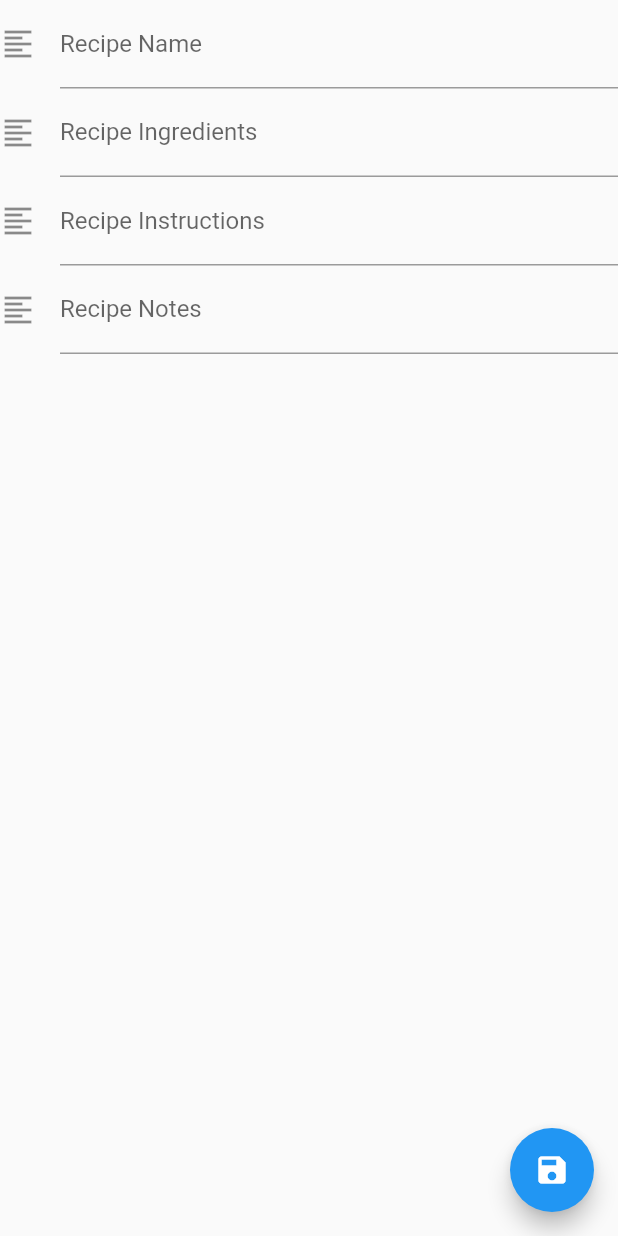
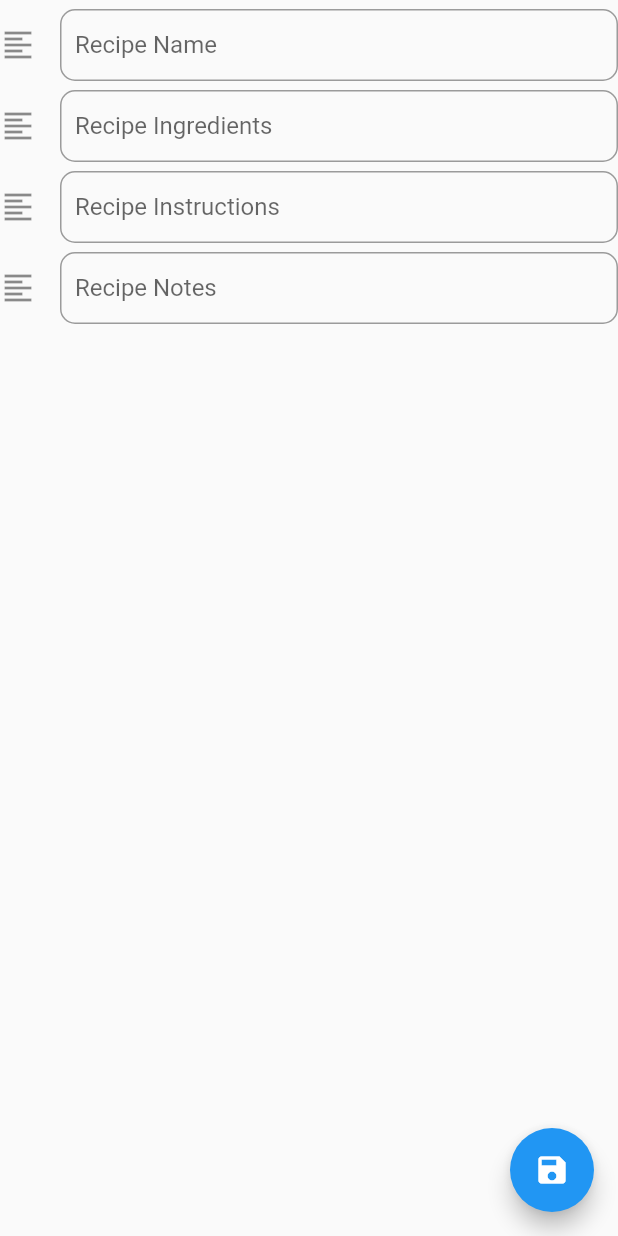
Before and after one commit to ViceSyndicate/my_recipes, a Flutter app: the MyCustomForm screen opened directly, on a phone screen of 412 x 824 dp. Run offline on Flutter 3.47's test engine with Material 2 defaults, Android fonts, the phone set to English and light mode, and no system bars.

Commit message:
Added padding to fields

```diff
--- a/lib/vm_create_recipe.dart
+++ b/lib/vm_create_recipe.dart
@@ -1,3 +1,5 @@
+// ignore_for_file: unnecessary_const
+
 import 'package:flutter/material.dart';
 import 'package:flutter/cupertino.dart';
 import 'package:my_recipes/model_recipe.dart';
@@ -45,39 +47,67 @@ class MyCustomFormState extends State<MyCustomForm> {
         child: Column(
           crossAxisAlignment: CrossAxisAlignment.start,
           children: <Widget>[
+            Padding(padding: EdgeInsets.all(3)),
             TextFormField(
+              onSaved: (String? value) {},
+              validator: (String? value) {
+                return value;
+              },
               keyboardType: TextInputType.text,
               textInputAction: TextInputAction.next,
               onFieldSubmitted: (String value) {},
               decoration: const InputDecoration(
+                  contentPadding: EdgeInsets.all(10),
                   labelText: 'Recipe Name',
+                  border: OutlineInputBorder(
+                      borderRadius: const BorderRadius.all(
+                    const Radius.circular(10.0),
+                  )),
                   icon: Icon(Icons.format_align_left)),
             ),
+            Padding(padding: EdgeInsets.all(3)),
             TextFormField(
               keyboardType: TextInputType.multiline,
               maxLines: null,
               onFieldSubmitted: (String value) {},
               decoration: const InputDecoration(
+                  contentPadding: EdgeInsets.all(10),
                   labelText: 'Recipe Ingredients',
+                  border: OutlineInputBorder(
+                      borderRadius: const BorderRadius.all(
+                    const Radius.circular(10.0),
+                  )),
                   icon: Icon(Icons.format_align_left)),
             ),
+            Padding(padding: EdgeInsets.all(3)),
             TextFormField(
               keyboardType: TextInputType.multiline,
               maxLines: null,
               textInputAction: TextInputAction.next,
               onFieldSubmitted: (String value) {},
               decoration: const InputDecoration(
+                contentPadding: EdgeInsets.all(10),
                 labelText: 'Recipe Instructions',
+                border: OutlineInputBorder(
+                    borderRadius: const BorderRadius.all(
+                  const Radius.circular(10.0),
+                )),
                 icon: Icon(Icons.format_align_left),
               ),
             ),
+            Padding(padding: EdgeInsets.all(3)),
             TextFormField(
               keyboardType: TextInputType.multiline,
               maxLines: null,
               textInputAction: TextInputAction.next,
               onFieldSubmitted: (String value) {},
               decoration: const InputDecoration(
+                contentPadding: EdgeInsets.all(10),
                 labelText: 'Recipe Notes',
+                border: OutlineInputBorder(
+                    borderRadius: const BorderRadius.all(
+                  const Radius.circular(10.0),
+                )),
                 icon: Icon(Icons.format_align_left),
               ),
             ),
```
